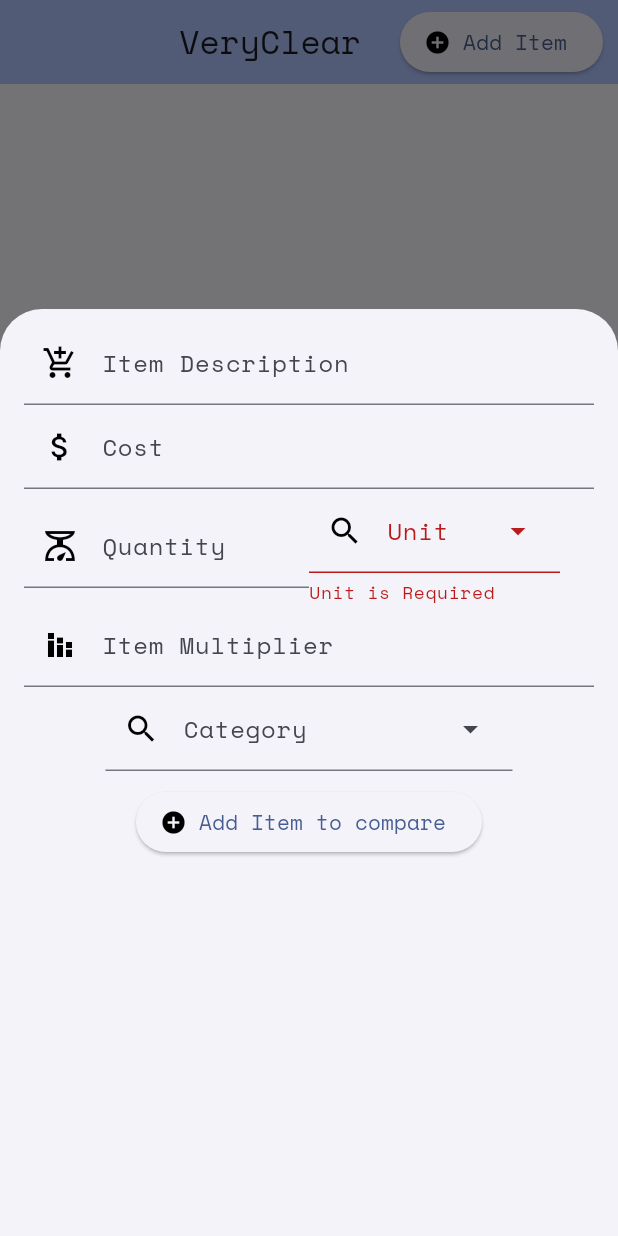
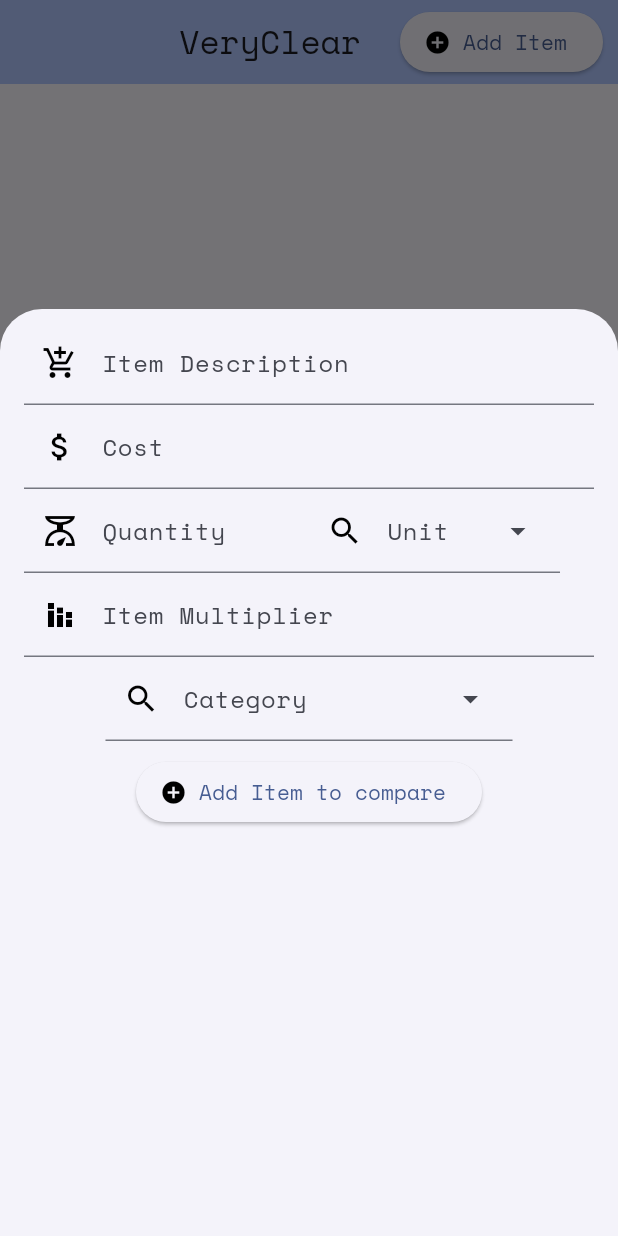
Before and after one commit to sandeep-josyula/veryclear, a Flutter app: the screen it shows after launch, after a tap on "Add Item", on a phone screen of 412 x 824 dp. Run offline on Flutter 3.47's test engine with Material 3 defaults, Android fonts, the light colour scheme and no system bars; our stand-ins replace google_fonts.

Commit message:
errorText is removed

```diff
--- a/lib/main.dart
+++ b/lib/main.dart
@@ -296,7 +296,6 @@ class _AppLandingPageState extends State<AppLandingPage> {
                                     ),
                                     Expanded(
                                       child: DropdownMenu(
-                                        errorText: 'Unit is Required',
                                         hintText: 'Type to search',
                                         menuHeight: 300.0,
                                         controller: unitSelectionController,
```
